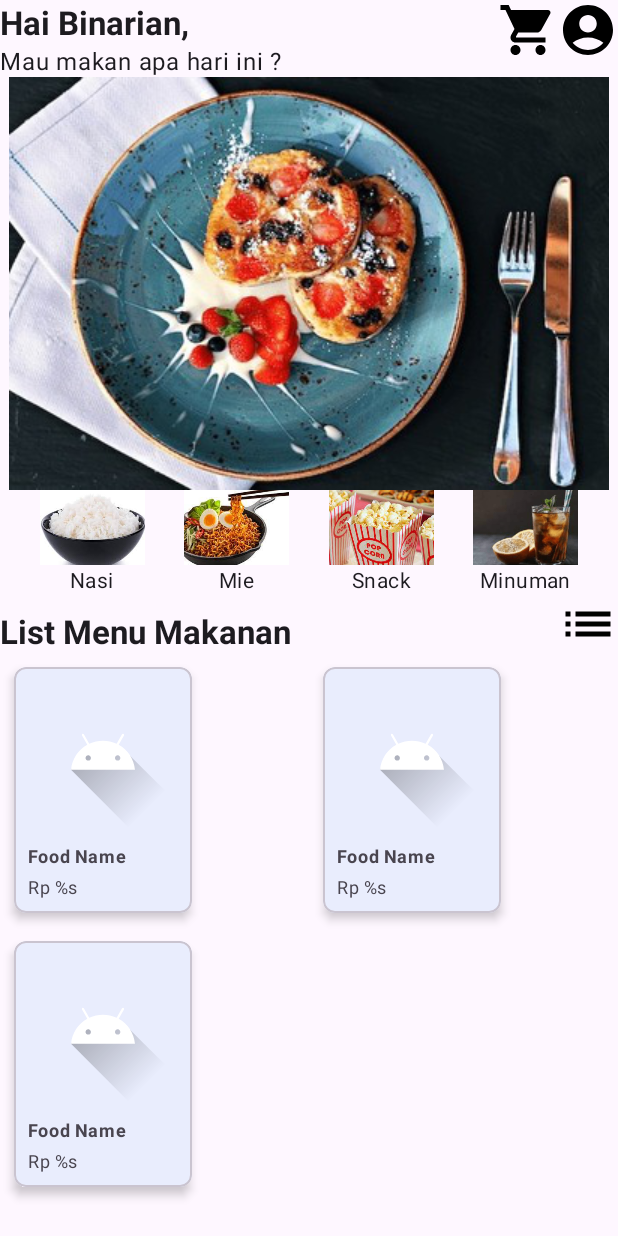
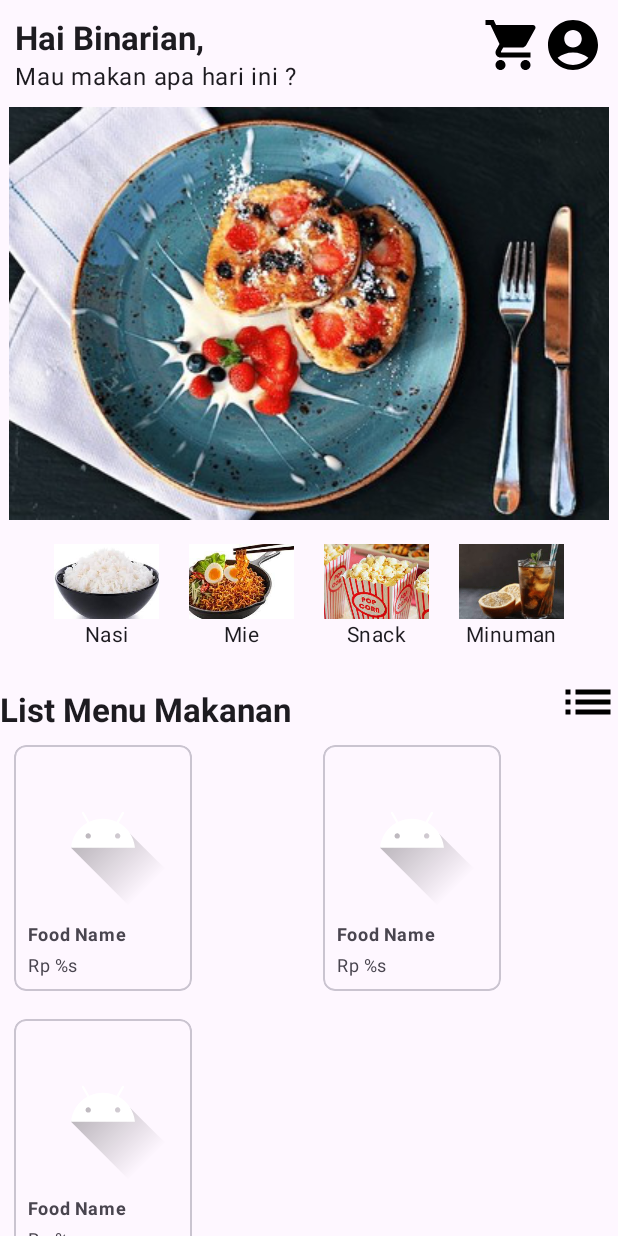
Before and after one commit to nisahamidatun/Hackathon3_GroupE, an Android app: the layout activity_main.xml on its own in the app's theme, with its tools: preview values and no code run, on a phone screen of 412 x 824 dp. Run offline under Robolectric (Android 15) with nearby library versions, the phone set to English and light mode, and no system bars.

Commit message:
naming and group view acitivty_main.xml

```diff
--- a/app/src/main/java/com/binar/foodorder/adapter/FoodAdapter.kt
+++ b/app/src/main/java/com/binar/foodorder/adapter/FoodAdapter.kt
@@ -52,7 +52,6 @@ class FoodAdapter(private var foods: List<Food>):RecyclerView.Adapter<FoodAdapte
                 clickedFood.let { itemClickListener?.onItemClick(it) }
             }
         }
-
         return viewHolder
     }
 
--- a/app/src/main/res/layout/activity_main.xml
+++ b/app/src/main/res/layout/activity_main.xml
@@ -8,6 +8,7 @@
 
     <androidx.constraintlayout.widget.ConstraintLayout
         android:id="@+id/title_item"
+        android:padding="10dp"
         android:layout_width="match_parent"
         android:layout_height="wrap_content"
         app:layout_constraintStart_toStartOf="parent"
@@ -34,16 +35,17 @@
             app:layout_constraintTop_toBottomOf="@id/title" />
 
         <ImageView
+            android:id="@+id/icon_cart"
             style="@style/ShapeAppearance.Material3.SmallComponent"
             android:layout_width="40dp"
             android:layout_height="40dp"
             android:src="@drawable/cart"
-            app:layout_constraintEnd_toStartOf="@id/account"
+            app:layout_constraintEnd_toStartOf="@id/icon_account"
             app:layout_constraintTop_toTopOf="parent"
             android:contentDescription="@string/cart"/>
 
         <ImageView
-            android:id="@+id/account"
+            android:id="@+id/icon_account"
             style="@style/ShapeAppearance.Material3.SmallComponent"
             android:layout_width="40dp"
             android:layout_height="40dp"
@@ -54,7 +56,7 @@
     </androidx.constraintlayout.widget.ConstraintLayout>
 
     <androidx.constraintlayout.widget.ConstraintLayout
-        android:id="@+id/diskonfood"
+        android:id="@+id/banner"
         android:layout_width="match_parent"
         android:layout_height="wrap_content"
         app:layout_constraintStart_toStartOf="parent"
@@ -77,8 +79,9 @@
         android:id="@+id/category"
         android:layout_width="match_parent"
         android:layout_height="wrap_content"
+        android:padding="16dp"
         app:layout_constraintStart_toStartOf="parent"
-        app:layout_constraintTop_toBottomOf="@id/diskonfood">
+        app:layout_constraintTop_toBottomOf="@id/banner">
 
         <ImageView
             android:id="@+id/iv_nasi"
@@ -123,12 +126,13 @@
         <ImageView
             android:id="@+id/iv_snack"
             style="@style/image_style"
+            android:contentDescription="@string/snack"
             android:src="@drawable/snack"
             app:layout_constraintEnd_toStartOf="@+id/iv_minuman"
             app:layout_constraintHorizontal_bias="0.5"
             app:layout_constraintStart_toEndOf="@+id/iv_mie"
             app:layout_constraintTop_toTopOf="parent"
-            android:contentDescription="@string/snack"/>
+            tools:ignore="ImageContrastCheck" />
 
         <TextView
             android:id="@+id/tv_snack"
@@ -162,8 +166,14 @@
 
     </androidx.constraintlayout.widget.ConstraintLayout>
 
+    <androidx.constraintlayout.widget.ConstraintLayout
+        android:id="@+id/list_menu_makanan"
+        android:layout_width="match_parent"
+        android:layout_height="wrap_content"
+        app:layout_constraintTop_toBottomOf="@id/category"
+        tools:ignore="VisualLintBounds">
         <TextView
-        android:id="@+id/list_minuman"
+            android:id="@+id/tv_list_menu_makanan"
             style="@style/TextAppearance.Material3.ActionBar.Title"
             android:layout_width="wrap_content"
             android:layout_height="wrap_content"
@@ -171,31 +181,34 @@
             android:text="@string/list_menu_makanan"
             android:textStyle="bold"
             app:layout_constraintStart_toStartOf="parent"
-        app:layout_constraintTop_toBottomOf="@id/category" />
+            app:layout_constraintTop_toTopOf="parent" />
 
         <ImageView
+            android:id="@+id/icon_list"
             style="@style/ShapeAppearance.Material3.MediumComponent"
             android:layout_width="40dp"
             android:layout_height="40dp"
             android:src="@drawable/baseline_list_24"
             app:layout_constraintEnd_toEndOf="parent"
-        app:layout_constraintTop_toBottomOf="@id/category"
+            app:layout_constraintTop_toTopOf="parent"
             android:contentDescription="@string/listicon"
             />
 
         <androidx.recyclerview.widget.RecyclerView
             android:id="@+id/recycleviewFood"
-        android:layout_width="0dp"
-        android:layout_height="0dp"
+            android:layout_width="match_parent"
+            android:layout_height="wrap_content"
             android:layout_gravity="center_vertical"
             app:layoutManager="androidx.recyclerview.widget.GridLayoutManager"
             app:layout_constraintBottom_toBottomOf="parent"
             app:layout_constraintEnd_toEndOf="parent"
             app:layout_constraintHorizontal_bias="0.0"
             app:layout_constraintStart_toStartOf="parent"
-        app:layout_constraintTop_toBottomOf="@id/list_minuman"
+            app:layout_constraintTop_toBottomOf="@id/tv_list_menu_makanan"
             app:layout_constraintVertical_bias="0.0"
             app:spanCount="2"
             tools:listitem="@layout/item_food" />
 
     </androidx.constraintlayout.widget.ConstraintLayout>
+
+</androidx.constraintlayout.widget.ConstraintLayout>
--- a/app/src/main/res/layout/item_food.xml
+++ b/app/src/main/res/layout/item_food.xml
@@ -6,7 +6,7 @@
     android:layout_height="wrap_content"
     android:layout_margin="9dp"
     app:cardCornerRadius="8dp"
-    app:cardElevation="4dp">
+    app:cardElevation="0dp">
 
     <LinearLayout
         android:layout_width="wrap_content"
```
Lines whose indentation alone changed are shown as unchanged.
